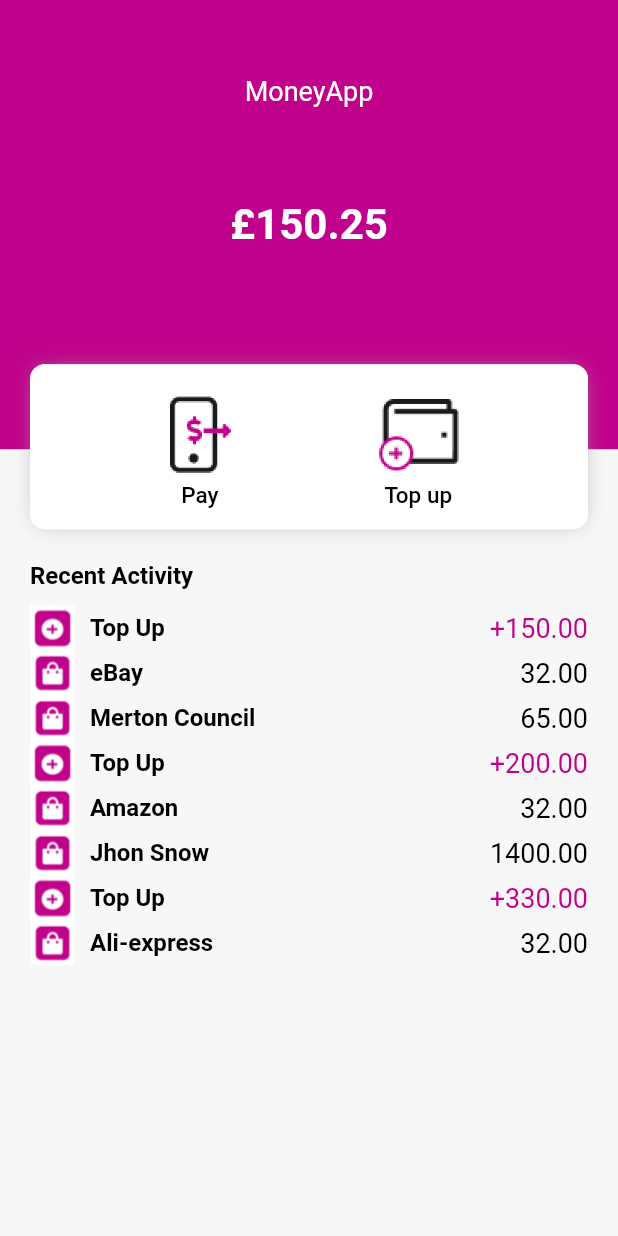
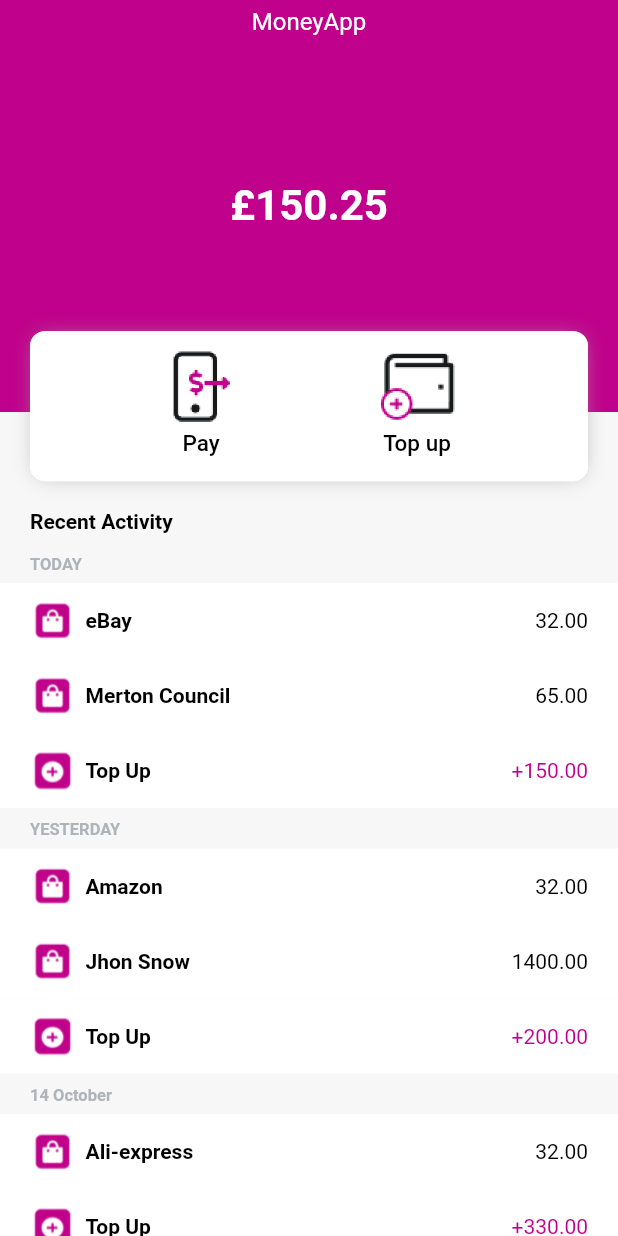
Before and after one commit to Silent2G/money_app, a Flutter app: the screen it shows after launch, on a phone screen of 412 x 824 dp. Run offline on Flutter 3.47's test engine with Material 2 defaults, Android fonts, the phone set to English and light mode, and no system bars; our stand-ins replace get, get_it; generated files the repository leaves out were written again.

Commit message:
data block widget implementation

```diff
--- a/lib/main.dart
+++ b/lib/main.dart
@@ -1,6 +1,7 @@
 import 'package:flutter/material.dart';
 
 import 'routes_generator.dart';
+import 'setup_locator.dart';
 import 'src/app.dart';
 import 'src/settings/settings_controller.dart';
 import 'src/settings/settings_service.dart';
@@ -15,6 +16,8 @@ void main() async {
   await settingsController.loadSettings();
   final routing = MoneyAppRoutesGenerator();
 
+  setupLocator();
+
   runApp(
     MoneyApp(
       settingsController: settingsController,
--- /dev/null
+++ b/lib/setup_locator.dart
@@ -0,0 +1,13 @@
+import 'package:get_it/get_it.dart';
+
+import 'src/core/services/navigation_service.dart';
+
+final getIt = GetIt.instance;
+
+void setupLocator() {
+  _initServices();
+}
+
+void _initServices() {
+  getIt.registerLazySingleton(() => NavigationService());
+}
--- a/lib/src/app.dart
+++ b/lib/src/app.dart
@@ -4,7 +4,9 @@ import 'package:flutter_localizations/flutter_localizations.dart';
 import 'package:get/get.dart';
 
 import '../routes_generator.dart';
+import '../setup_locator.dart';
 import 'constants/colors.dart';
+import 'core/services/navigation_service.dart';
 import 'get_controllers_setup.dart';
 import 'settings/settings_controller.dart';
 
@@ -23,6 +25,8 @@ class MoneyApp extends StatelessWidget {
   @override
   Widget build(BuildContext context) {
     // Glue the SettingsController to the MaterialApp.
+
+    final navigatorService = getIt<NavigationService>();
     //
     // The AnimatedBuilder Widget listens to the SettingsController for changes.
     // Whenever the user updates their settings, the MaterialApp is rebuilt.
@@ -68,6 +72,8 @@ class MoneyApp extends StatelessWidget {
             darkTheme: ThemeData.dark(),
             themeMode: settingsController.themeMode,
 
+            navigatorKey: navigatorService.key,
+
             // Define a function to handle named routes in order to support
             // Flutter web url navigation and deep linking.
             onGenerateRoute: routesGenerator.onGenerateRoute,
--- /dev/null
+++ b/lib/src/core/services/navigation_service.dart
@@ -0,0 +1,5 @@
+import 'package:flutter/cupertino.dart';
+
+class NavigationService {
+  final key = GlobalKey<NavigatorState>();
+}
--- a/lib/src/core/state/date_block_controller.dart
+++ b/lib/src/core/state/date_block_controller.dart
@@ -1,11 +1,13 @@
+import 'package:flutter_gen/gen_l10n/app_localizations.dart';
 import 'package:get/get.dart';
 import 'package:intl/intl.dart';
-import 'package:flutter_gen/gen_l10n/app_localizations.dart';
-import 'package:flutter_localizations/flutter_localizations.dart';
+
+import '../../../setup_locator.dart';
+import '../../models/payment.dart';
 import '../../models/top_up.dart';
+import '../../transactions/components/payment_item.dart';
 import '../../transactions/components/top_up_item.dart';
-import '../../models/payment.dart';
-import '../../transactions/components/payment_item.dart';
+import '../services/navigation_service.dart';
 
 class DateBlockController extends GetxController {
   String createDayOrDate(DateTime date) {
@@ -13,10 +15,12 @@ class DateBlockController extends GetxController {
     int currentDay = int.parse(DateFormat("D").format(currentDate));
     int day = int.parse(DateFormat("D").format(date));
 
+    final service = getIt<NavigationService>();
+
     if (currentDay == day) {
-      return "TODAY";
+      return AppLocalizations.of(service.key.currentState!.context)!.today;
     } else if (currentDay - 1 == day) {
-      return "YESTERDAY";
+      return AppLocalizations.of(service.key.currentState!.context)!.yesterday;
     } else {
       return DateFormat("d MMMM").format(date);
     }
--- a/lib/src/core/state/transactions_controller.dart
+++ b/lib/src/core/state/transactions_controller.dart
@@ -1,4 +1,5 @@
 import 'package:get/get.dart';
+import 'package:get/get_rx/src/rx_types/rx_types.dart';
 import 'package:intl/intl.dart';
 
 import '../../models/date_block.dart';
@@ -113,6 +114,11 @@ class TransactionsController extends GetxController {
         }
       });
 
+      paymentList.sort(
+          (a, b) => a.title.toUpperCase().compareTo(b.title.toUpperCase()));
+      topUpList.sort(
+          (a, b) => a.title.toUpperCase().compareTo(b.title.toUpperCase()));
+
       return DataBlock(
           id: entry.key,
           dateTime: list.first.dateTime,
@@ -120,6 +126,8 @@ class TransactionsController extends GetxController {
           topUpList: topUpList);
     }).toList();
 
+    result.sort((a, b) => b.dateTime.compareTo(a.dateTime));
+
     return result;
   }
 }
--- a/lib/src/models/date_block.dart
+++ b/lib/src/models/date_block.dart
@@ -19,4 +19,15 @@ class DataBlock {
     return 'DataBlock{id: $id, dateTime: $dateTime, paymentList: '
         '$paymentList, topUpList: $topUpList}';
   }
+
+  @override
+  bool operator ==(Object other) =>
+      identical(this, other) ||
+      other is DataBlock &&
+          runtimeType == other.runtimeType &&
+          id == other.id &&
+          dateTime == other.dateTime;
+
+  @override
+  int get hashCode => id.hashCode ^ dateTime.hashCode;
 }
--- a/lib/src/models/transaction.dart
+++ b/lib/src/models/transaction.dart
@@ -5,4 +5,15 @@ abstract class Transaction {
   final DateTime dateTime;
 
   Transaction(this.id, this.title, this.sum, this.dateTime);
+
+  @override
+  bool operator ==(Object other) =>
+      identical(this, other) ||
+      other is Transaction &&
+          runtimeType == other.runtimeType &&
+          id == other.id &&
+          dateTime == other.dateTime;
+
+  @override
+  int get hashCode => id.hashCode ^ dateTime.hashCode;
 }
--- a/lib/src/scaffold.dart
+++ b/lib/src/scaffold.dart
@@ -17,11 +17,13 @@ class AppScaffold extends StatelessWidget {
       body: Stack(
         children: [
           body,
-          const Padding(
-            padding: EdgeInsets.only(top: 50),
+          const SafeArea(
             child: Align(
               alignment: Alignment.topCenter,
-              child: MoneyAppTitle(),
+              child: Padding(
+                padding: EdgeInsets.only(top: 5),
+                child: MoneyAppTitle(),
+              ),
             ),
           ),
         ],
--- a/lib/src/transactions/components/body.dart
+++ b/lib/src/transactions/components/body.dart
@@ -24,7 +24,7 @@ class BodyState extends State<Body> {
           crossAxisAlignment: CrossAxisAlignment.start,
           children: [
             const SizedBox(
-              height: 75,
+              height: 65,
             ),
             Padding(
               padding: const EdgeInsets.symmetric(horizontal: 20),
@@ -33,12 +33,12 @@ class BodyState extends State<Body> {
                 style: const TextStyle(
                     fontWeight: FontWeight.w600,
                     fontStyle: FontStyle.normal,
-                    fontSize: 16,
+                    fontSize: 14,
                     color: Colors.black),
               ),
             ),
             const SizedBox(
-              height: 10,
+              height: 6,
             ),
             const Expanded(
               child: TransActionList(),
--- a/lib/src/transactions/components/date_block.dart
+++ b/lib/src/transactions/components/date_block.dart
@@ -32,14 +32,24 @@ class DateBlockState extends State<DateBlock> {
   @override
   Widget build(BuildContext context) {
     return Column(
+      crossAxisAlignment: CrossAxisAlignment.start,
       children: [
-        Text(
-          controller.createDayOrDate(widget.dataBlock.dateTime),
-          style: const TextStyle(
-              fontStyle: FontStyle.normal,
-              fontSize: 28,
-              fontWeight: FontWeight.w600,
-              color: kBlackColor4),
+        const SizedBox(
+          height: 8,
+        ),
+        Padding(
+          padding: const EdgeInsets.symmetric(horizontal: 20),
+          child: Text(
+            controller.createDayOrDate(widget.dataBlock.dateTime),
+            style: const TextStyle(
+                fontStyle: FontStyle.normal,
+                fontSize: 11,
+                fontWeight: FontWeight.w600,
+                color: kBlackColor4),
+          ),
+        ),
+        const SizedBox(
+          height: 6,
         ),
         Container(
           color: Colors.white,
--- a/lib/src/transactions/components/icon_item.dart
+++ b/lib/src/transactions/components/icon_item.dart
@@ -23,7 +23,9 @@ class IconItem extends StatefulWidget {
 class IconItemState extends State<IconItem> {
   @override
   Widget build(BuildContext context) {
-    return InkWell(
+    return Padding(
+      padding: const EdgeInsets.only(bottom: 10),
+      child: InkWell(
         onTap: () {
           Get.toNamed(widget.route);
         },
@@ -33,8 +35,8 @@ class IconItemState extends State<IconItem> {
           children: [
             Image.asset(
               widget.imagePath,
-            width: 65,
-            height: 65,
+              width: 60,
+              height: 60,
             ),
             Text(
               widget.title,
@@ -46,6 +48,7 @@ class IconItemState extends State<IconItem> {
             )
           ],
         ),
+      ),
     );
   }
 }
--- a/lib/src/transactions/components/money_app_title.dart
+++ b/lib/src/transactions/components/money_app_title.dart
@@ -14,7 +14,7 @@ class MoneyAppTitle extends StatelessWidget {
       AppLocalizations.of(context)!.money_app,
       style: const TextStyle(
           fontStyle: FontStyle.normal,
-          fontSize: 18,
+          fontSize: 16,
           fontWeight: FontWeight.w400,
           color: Colors.white),
     );
--- a/lib/src/transactions/components/navigation_panel.dart
+++ b/lib/src/transactions/components/navigation_panel.dart
@@ -26,7 +26,7 @@ class NavigationPanelState extends State<NavigationPanel> {
       child: ShadowWrap(
         borderRadius: 10,
         child: Container(
-          height: 110,
+          height: 100,
           decoration: BoxDecoration(
             borderRadius: BorderRadius.circular(10),
             color: Colors.white,
--- a/lib/src/transactions/components/payment_item.dart
+++ b/lib/src/transactions/components/payment_item.dart
@@ -24,7 +24,7 @@ class PaymentItemState extends State<PaymentItem> {
   @override
   Widget build(BuildContext context) {
     return Padding(
-      padding: const EdgeInsets.symmetric(horizontal: 20),
+      padding: const EdgeInsets.symmetric(horizontal: 20, vertical: 10),
       child: Row(
         children: [
           Image.asset(
@@ -33,7 +33,7 @@ class PaymentItemState extends State<PaymentItem> {
             height: 30,
           ),
           const SizedBox(
-            width: 10,
+            width: 7,
           ),
           Expanded(
             child: Text(
@@ -41,14 +41,14 @@ class PaymentItemState extends State<PaymentItem> {
               textAlign: TextAlign.start,
               style: const TextStyle(
                   color: Colors.black,
-                  fontSize: 16,
+                  fontSize: 14,
                   fontWeight: FontWeight.w600),
             ),
           ),
           Text(
             widget.sum,
             style: const TextStyle(
-                fontSize: 18,
+                fontSize: 14,
                 color: Colors.black,
                 fontStyle: FontStyle.normal,
                 fontWeight: FontWeight.w400),
--- a/lib/src/transactions/components/top_up_item.dart
+++ b/lib/src/transactions/components/top_up_item.dart
@@ -23,7 +23,7 @@ class TopUpItemState extends State<TopUpItem> {
   @override
   Widget build(BuildContext context) {
     return Padding(
-      padding: const EdgeInsets.symmetric(horizontal: 20),
+      padding: const EdgeInsets.symmetric(horizontal: 20, vertical: 10),
       child: Row(
         children: [
           Image.asset(
@@ -32,7 +32,7 @@ class TopUpItemState extends State<TopUpItem> {
             height: 30,
           ),
           const SizedBox(
-            width: 10,
+            width: 7,
           ),
           Expanded(
             child: Text(
@@ -40,14 +40,14 @@ class TopUpItemState extends State<TopUpItem> {
               textAlign: TextAlign.start,
               style: const TextStyle(
                   color: Colors.black,
-                  fontSize: 16,
+                  fontSize: 14,
                   fontWeight: FontWeight.w600),
             ),
           ),
           Text(
             "+${widget.sum}",
             style: TextStyle(
-                fontSize: 18,
+                fontSize: 14,
                 color: Theme.of(context).primaryColor,
                 fontStyle: FontStyle.normal,
                 fontWeight: FontWeight.w400),
--- a/lib/src/transactions/components/transactions_list.dart
+++ b/lib/src/transactions/components/transactions_list.dart
@@ -1,13 +1,10 @@
 import 'package:flutter/cupertino.dart';
 import 'package:get/get.dart';
 
+import '../../core/state/transactions_controller.dart';
 import '../../models/date_block.dart';
-import '../../models/payment.dart';
-import '../../models/top_up.dart';
 import '../../models/transaction.dart';
-import '../../core/state/transactions_controller.dart';
-import 'payment_item.dart';
-import 'top_up_item.dart';
+import 'date_block.dart';
 
 class TransActionList extends StatefulWidget {
   const TransActionList({
@@ -36,30 +33,17 @@ class TransActionListState extends State<TransActionList> {
   @override
   Widget build(BuildContext context) {
     return ListView.builder(
+        controller: ScrollController(),
         padding: EdgeInsets.zero,
-        itemCount: list.length,
+        itemCount: dataList.length,
         itemBuilder: (BuildContext context, int index) {
-          if (list.isEmpty) {
+          if (dataList.isEmpty) {
             return Container();
           }
 
-          Transaction transaction = list[index];
+          DataBlock dataBlock = dataList[index];
 
-          if (transaction is Payment) {
-            Payment payment = transaction;
-            return PaymentItem(
-              key: UniqueKey(),
-              title: payment.title,
-              sum: payment.sum,
-            );
-          } else {
-            TopUp topUp = transaction as TopUp;
-            return TopUpItem(
-              key: UniqueKey(),
-              title: topUp.title,
-              sum: topUp.sum,
-            );
-          }
+          return DateBlock(dataBlock: dataBlock);
         });
   }
 }
--- a/lib/src/transactions/transactions_view.dart
+++ b/lib/src/transactions/transactions_view.dart
@@ -27,17 +27,17 @@ class TransactionsViewState extends State<TransactionsView> {
         Column(
           children: const [
             Expanded(
-              flex: 4,
+              flex: 5,
               child: Header(),
             ),
             Expanded(
-              flex: 7,
+              flex: 10,
               child: Body(),
             )
           ],
         ),
         const Align(
-          alignment: Alignment(0, -0.32),
+          alignment: Alignment(0, -0.39),
           child: NavigationPanel(),
         )
       ],
--- a/pubspec.yaml
+++ b/pubspec.yaml
@@ -16,6 +16,7 @@ dependencies:
     sdk: flutter
   intl: ^0.17.0
   get: ^4.3.8
+  get_it: ^7.2.0
 
 dev_dependencies:
   flutter_test:
```
Also changed, not shown: pubspec.lock. Lines whose indentation alone changed are shown as unchanged.
